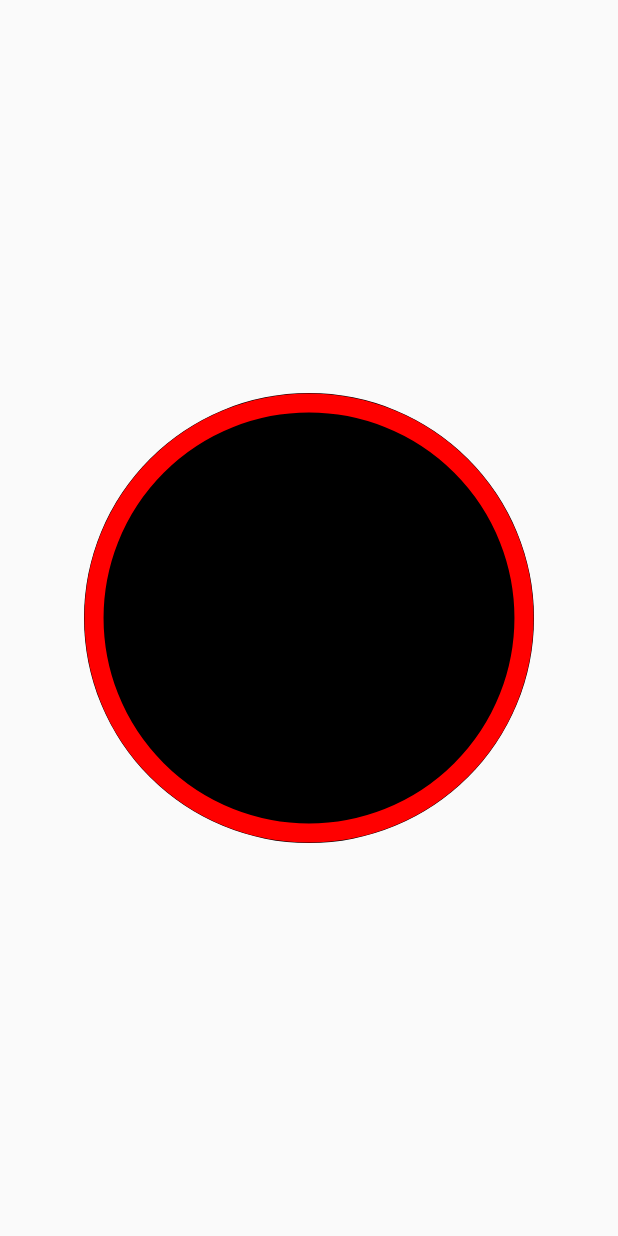
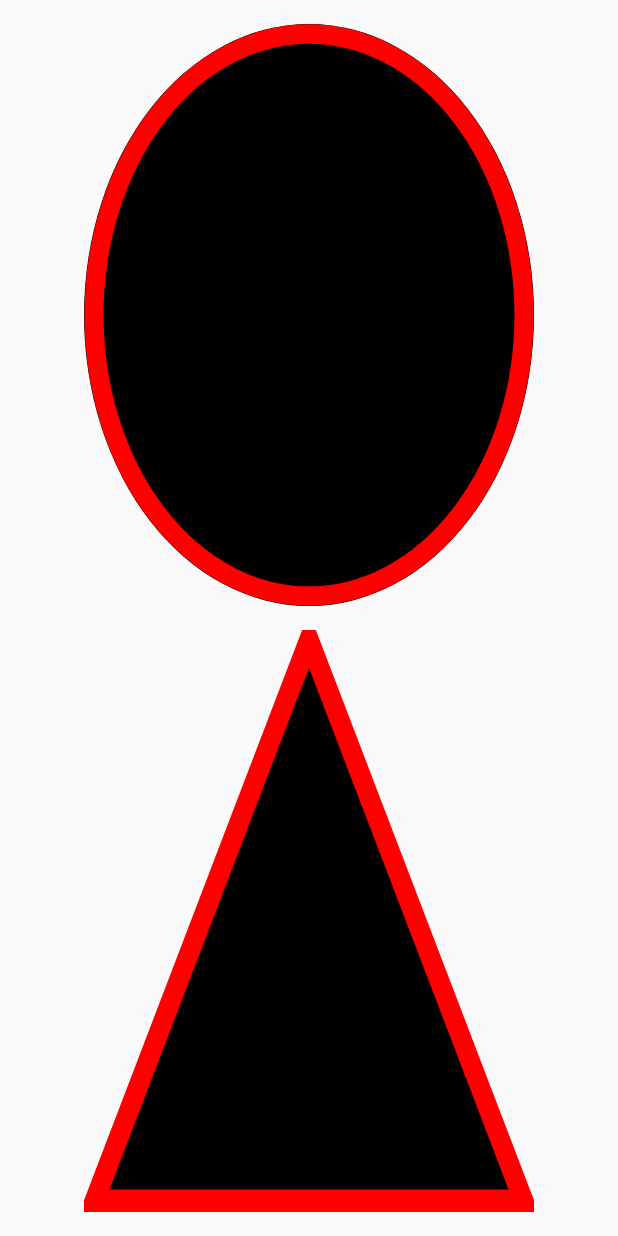
Before and after one commit to agramian/shape-drawable-with-border, an Android app: the screen it shows after launch (MainActivity), on a phone screen of 412 x 824 dp. Run offline under Robolectric (Android 15) with nearby library versions, the phone set to English and light mode, and no system bars.

Commit message:
demonstrating use with arbitrary path (in this case a simple triangle)

```diff
--- a/app/src/main/java/com/example/app/MainActivity.java
+++ b/app/src/main/java/com/example/app/MainActivity.java
@@ -1,10 +1,13 @@
 package com.example.app;
 
 import android.graphics.Color;
+import android.graphics.Path;
 import android.graphics.drawable.shapes.OvalShape;
+import android.graphics.drawable.shapes.PathShape;
 import android.os.Build;
 import android.os.Bundle;
 import android.support.v7.app.AppCompatActivity;
+import android.util.TypedValue;
 import android.view.View;
 
 public class MainActivity extends AppCompatActivity {
@@ -13,17 +16,43 @@ public class MainActivity extends AppCompatActivity {
     protected void onCreate(Bundle savedInstanceState) {
         super.onCreate(savedInstanceState);
         setContentView(R.layout.activity_main);
-        View content = findViewById(R.id.content);
-        ShapeDrawableWithBorder shapeDrawable = new ShapeDrawableWithBorder(new OvalShape());
-        shapeDrawable.getPaint().setDither(true);
-        shapeDrawable.getPaint().setAntiAlias(true);
-        shapeDrawable.setStrokeColor(Color.parseColor("red"));
-        shapeDrawable.setStrokeWidth(20);
+        // circle with border
+        ShapeDrawableWithBorder circleShapeDrawable = new ShapeDrawableWithBorder(new OvalShape());
+        circleShapeDrawable.getPaint().setDither(true);
+        circleShapeDrawable.getPaint().setAntiAlias(true);
+        circleShapeDrawable.setStrokeColor(Color.parseColor("red"));
+        circleShapeDrawable.setStrokeWidth(20);
+        // triangle with border
+        int sizeDp = (int) TypedValue.applyDimension(TypedValue.COMPLEX_UNIT_DIP, 300, getResources().getDisplayMetrics());
+        PathShape trianglePath = new PathShape(getPathTriangle(sizeDp, sizeDp), sizeDp, sizeDp);
+        ShapeDrawableWithBorder triangleShapeDrawable = new ShapeDrawableWithBorder(trianglePath);
+        triangleShapeDrawable.getPaint().setDither(true);
+        triangleShapeDrawable.getPaint().setAntiAlias(true);
+        triangleShapeDrawable.setStrokeColor(Color.parseColor("red"));
+        triangleShapeDrawable.setStrokeWidth(20);
+        // set background
+        View circle = findViewById(R.id.circle);
+        View triangle = findViewById(R.id.triangle);
         if (Build.VERSION.SDK_INT >= Build.VERSION_CODES.JELLY_BEAN) {
-            content.setBackground(shapeDrawable);
+            circle.setBackground(circleShapeDrawable);
+            triangle.setBackground(triangleShapeDrawable);
         } else {
-            content.setBackgroundDrawable(shapeDrawable);
+            circle.setBackgroundDrawable(circleShapeDrawable);
+            triangle.setBackgroundDrawable(triangleShapeDrawable);
         }
     }
 
+    private Path getPathTriangle(int width, int height) {
+        Path path = new Path();
+        // bottom left
+        path.moveTo(0, height);
+        // top center tip
+        path.lineTo(width / 2, 0);
+        // bottom right
+        path.lineTo(width, height);
+        // close
+        path.close();
+        return path;
+    }
+
 }
--- a/app/src/main/res/layout/activity_main.xml
+++ b/app/src/main/res/layout/activity_main.xml
@@ -1,8 +1,27 @@
 <?xml version="1.0" encoding="utf-8"?>
-<FrameLayout
+<LinearLayout
     xmlns:android="http://schemas.android.com/apk/res/android"
     xmlns:tools="http://schemas.android.com/tools"
-    android:id="@+id/content"
-    android:layout_width="300dp"
-    android:layout_height="300dp"
-    android:layout_gravity="center"/>
+    android:layout_width="match_parent"
+    android:layout_height="match_parent"
+    android:layout_margin="16dp"
+    android:orientation="vertical"
+    android:weightSum="2"
+    android:gravity="center">
+
+    <FrameLayout
+        android:id="@+id/circle"
+        android:layout_gravity="center"
+        android:layout_width="300dp"
+        android:layout_height="0dp"
+        android:layout_weight="1"
+        android:layout_marginBottom="16dp"/>
+
+    <FrameLayout
+        android:id="@+id/triangle"
+        android:layout_gravity="center"
+        android:layout_width="300dp"
+        android:layout_height="0dp"
+        android:layout_weight="1"/>
+
+</LinearLayout>
```
